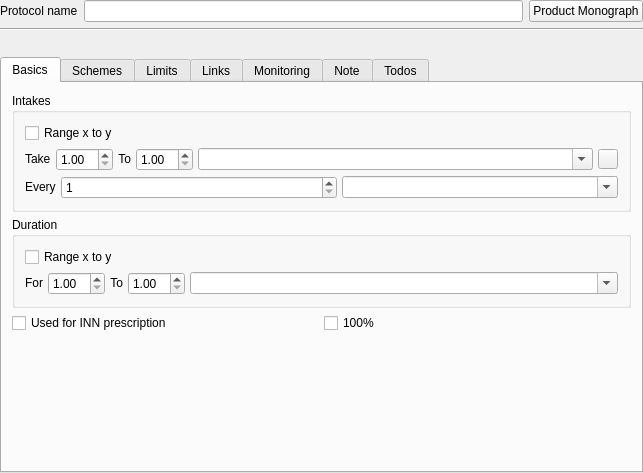
Qt form plugins/drugsplugin/dosagedialog/mfDosageViewer.ui (FreeHealth/freehealth) before a commit.
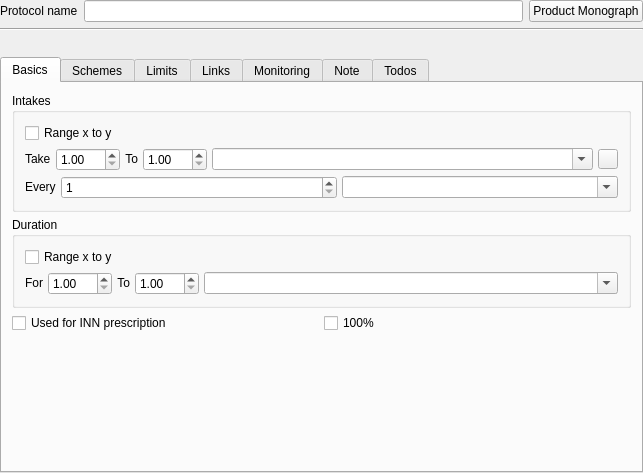
The same form after that commit. Custom widgets are drawn as their Qt base class.

```diff
--- a/plugins/drugsplugin/dosagedialog/mfDosageViewer.ui
+++ b/plugins/drugsplugin/dosagedialog/mfDosageViewer.ui
@@ -167,6 +167,9 @@
               <property name="minimum">
                <double>1.000000000000000</double>
               </property>
+              <property name="maximum">
+               <double>999.990000000000009</double>
+              </property>
              </widget>
             </item>
             <item>
@@ -196,6 +199,9 @@
               <property name="minimum">
                <double>1.000000000000000</double>
               </property>
+              <property name="maximum">
+               <double>999.990000000000009</double>
+              </property>
              </widget>
             </item>
             <item>
@@ -323,6 +329,9 @@
               <property name="minimum">
                <double>1.000000000000000</double>
               </property>
+              <property name="maximum">
+               <double>999.990000000000009</double>
+              </property>
              </widget>
             </item>
             <item>
@@ -352,6 +361,9 @@
               <property name="minimum">
                <double>1.000000000000000</double>
               </property>
+              <property name="maximum">
+               <double>999.990000000000009</double>
+              </property>
              </widget>
             </item>
             <item>
```
Left out of the diff: 3 changed lines with no effect on the pictures.
